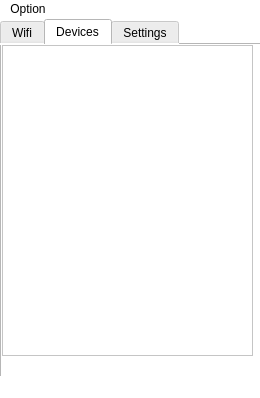
First picture: the form in src/mainwindow.ui, repository 0f924/WifiAssist, before the edit.
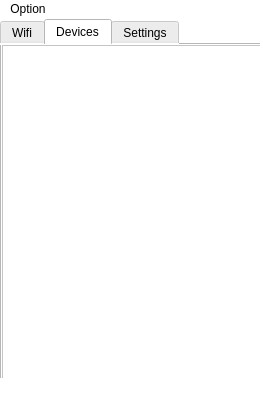
Second picture: the form after the edit. Icons and pictures are not drawn.

```diff
--- a/src/mainwindow.ui
+++ b/src/mainwindow.ui
@@ -7,7 +7,7 @@
     <x>0</x>
     <y>0</y>
     <width>260</width>
-    <height>398</height>
+    <height>400</height>
    </rect>
   </property>
   <property name="sizePolicy">
@@ -384,8 +384,8 @@
        <rect>
         <x>0</x>
         <y>0</y>
-        <width>251</width>
-        <height>311</height>
+        <width>260</width>
+        <height>340</height>
        </rect>
       </property>
      </widget>
```
